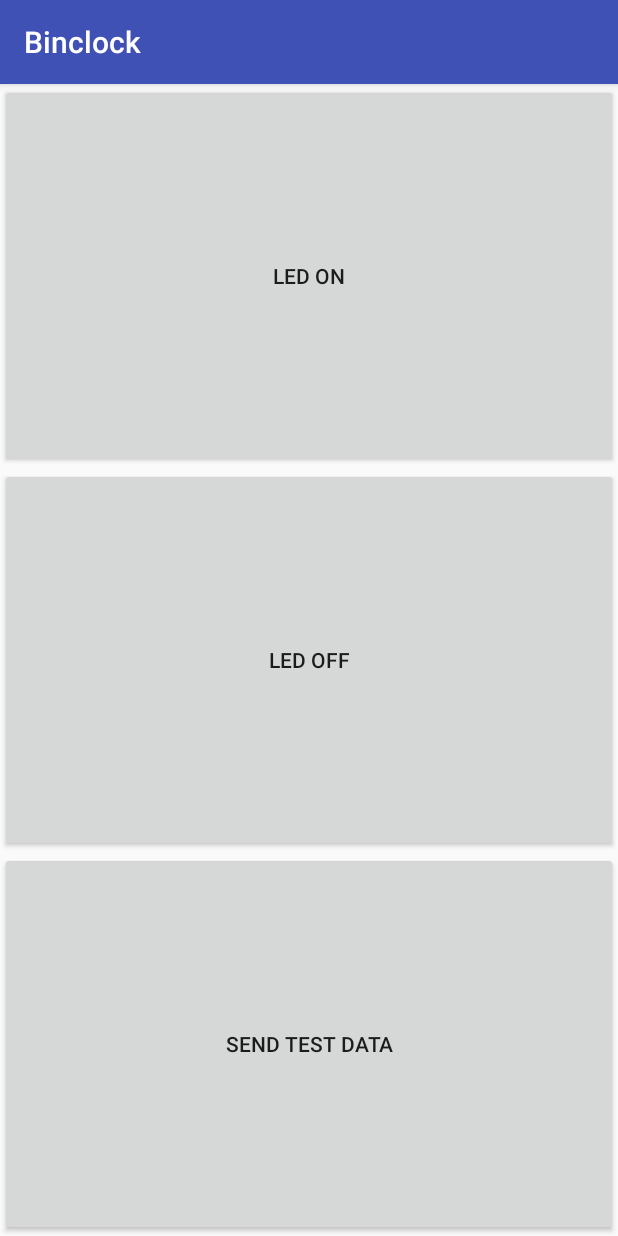
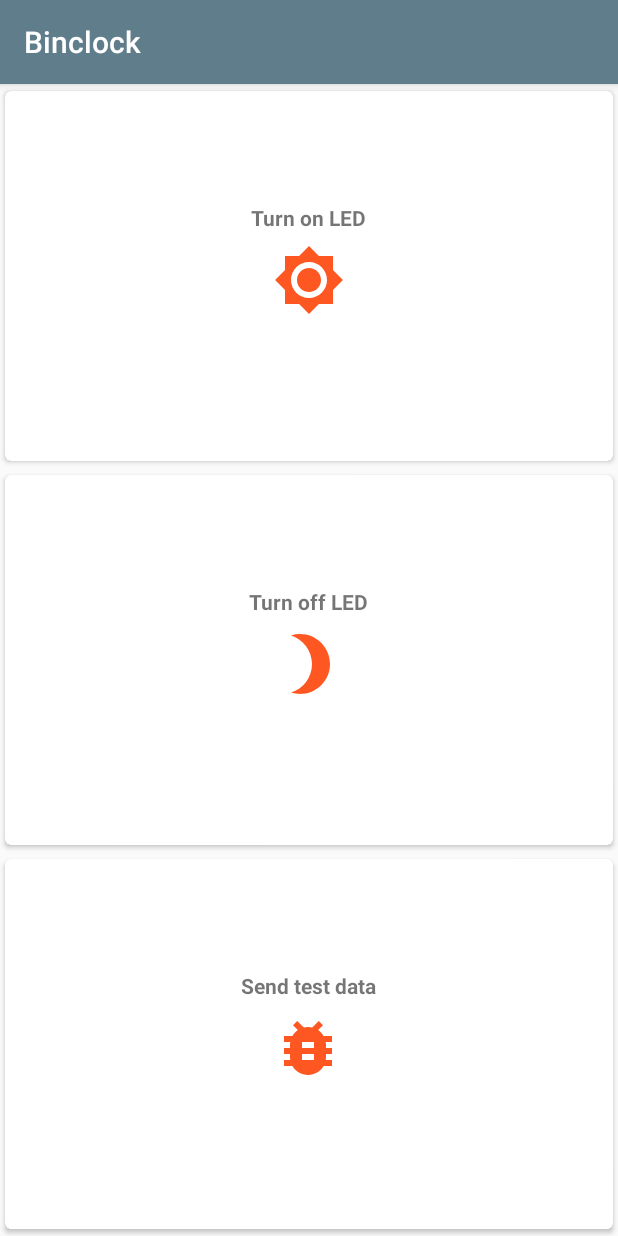
Before and after one commit to gnolle/BluetoothTest, an Android app: the screen it shows after launch (MainActivity), on a phone screen of 412 x 824 dp. Run offline under Robolectric (Android 15) with nearby library versions, the phone set to English and light mode, and no system bars.

Commit message:
Fixed ActionCard class.

```diff
--- a/app/src/main/java/com/example/jkn/bluetoothtest/ActionCard.java
+++ b/app/src/main/java/com/example/jkn/bluetoothtest/ActionCard.java
@@ -24,35 +24,28 @@ public abstract class ActionCard extends FrameLayout {
                 R.styleable.ActionCard,
                 0, 0);
 
-        try {
-            mTextTop = a.getString(R.styleable.ActionCard_textTop);
-            mTextBottom = a.getString(R.styleable.ActionCard_textBottom);
-        } finally {
-            a.recycle();
-        }
+        mTextTop = a.getString(R.styleable.ActionCard_textTop);
+        mTextBottom = a.getString(R.styleable.ActionCard_textBottom);
 
-        inflateLayout();
-        init();
+        a.recycle();
     }
 
     public void setTextTop(String textTop) {
         mTextTop = textTop;
         mTextViewTop.setText(mTextTop);
-        invalidate();
-        requestLayout();
+//        invalidate();
+//        requestLayout();
     }
 
     public void setTextBottom(String textBottom) {
         mTextBottom = textBottom;
-        mTextViewBottom.setText(mTextBottom );
-        invalidate();
-        requestLayout();
+        mTextViewBottom.setText(mTextBottom);
+//        invalidate();
+//        requestLayout();
     }
-
-    protected abstract void inflateLayout();
 
     protected void init() {
         setTextTop(mTextTop);
-        setTextBottom(mTextTop);
-    };
+        setTextBottom(mTextBottom);
+    }
 }
--- a/app/src/main/java/com/example/jkn/bluetoothtest/IconActionCard.java
+++ b/app/src/main/java/com/example/jkn/bluetoothtest/IconActionCard.java
@@ -7,6 +7,9 @@ import android.util.AttributeSet;
 import android.view.LayoutInflater;
 import android.view.View;
 import android.widget.ImageView;
+import android.widget.TextView;
+
+import org.w3c.dom.Text;
 
 /**
  * Created by jkn on 13.01.17.
@@ -27,18 +30,25 @@ public class IconActionCard extends ActionCard {
 
         mIcon = a.getDrawable(R.styleable.IconActionCard_icon);
         a.recycle();
+
+        inflateLayout();
+        init();
     }
 
-    @Override
-    protected void inflateLayout() {
-        LayoutInflater mInflater = (LayoutInflater) getContext().getSystemService(Context.LAYOUT_INFLATER_SERVICE);
-        View view = mInflater.inflate(R.layout.action_card_icon, this, true);
+    private void inflateLayout() {
+        View view = inflate(getContext(), R.layout.action_card_icon, this);
         mIconView = (ImageView) view.findViewById(R.id.display_mode_icon);
+        mTextViewTop = (TextView) view.findViewById(R.id.text_top);
+        mTextViewBottom = (TextView) view.findViewById(R.id.text_bottom);
     }
 
     @Override
     protected void init() {
         super.init();
-        mIconView.setImageDrawable(mIcon);
+        setIcon(mIcon);
+    }
+
+    public void setIcon(Drawable icon) {
+        mIconView.setImageDrawable(icon);
     }
 }
--- a/app/src/main/java/com/example/jkn/bluetoothtest/MainActivity.java
+++ b/app/src/main/java/com/example/jkn/bluetoothtest/MainActivity.java
@@ -18,7 +18,6 @@ import android.util.Log;
 import android.view.View;
 import android.widget.Button;
 
-import java.nio.charset.Charset;
 import java.util.UUID;
 
 /**
@@ -40,9 +39,9 @@ public class MainActivity extends AppCompatActivity implements BtConnectThread.B
     private BroadcastReceiver mDeviceDiscoveryReceiver;
     private BtConnectionStatus mBtConnectionStatus;
 
-    private Button onButton;
-    private Button offButton;
-    private Button testButton;
+    private IconActionCard onAction;
+    private IconActionCard offAction;
+    private IconActionCard testAction;
 
     @Override
     protected void onCreate(Bundle savedInstanceState) {
@@ -56,27 +55,27 @@ public class MainActivity extends AppCompatActivity implements BtConnectThread.B
     }
 
     private void setViewReferences() {
-        onButton = (Button) findViewById(R.id.btn_on);
-        offButton = (Button) findViewById(R.id.btn_off);
-        testButton = (Button) findViewById(R.id.btn_test_data);
+        onAction = (IconActionCard) findViewById(R.id.btn_on);
+        offAction = (IconActionCard) findViewById(R.id.btn_off);
+        testAction = (IconActionCard) findViewById(R.id.btn_test_data);
     }
 
     private void setClickListeners() {
-        onButton.setOnClickListener(new View.OnClickListener() {
+        onAction.setOnClickListener(new View.OnClickListener() {
             @Override
             public void onClick(View view) {
                 String onCommand = "on";
                 writeBtMessage(onCommand);
             }
         });
-        offButton.setOnClickListener(new View.OnClickListener() {
+        offAction.setOnClickListener(new View.OnClickListener() {
             @Override
             public void onClick(View view) {
                 String onCommand = "off";
                 writeBtMessage(onCommand);
             }
         });
-        testButton.setOnClickListener(new View.OnClickListener() {
+        testAction.setOnClickListener(new View.OnClickListener() {
             @Override
             public void onClick(View view) {
                 String onCommand = "Very long test data text. äöüß Check if separated. äüü";
--- /dev/null
+++ b/app/src/main/res/drawable/ic_debug.xml
@@ -0,0 +1,9 @@
+<vector xmlns:android="http://schemas.android.com/apk/res/android"
+        android:width="24dp"
+        android:height="24dp"
+        android:viewportWidth="24.0"
+        android:viewportHeight="24.0">
+    <path
+        android:fillColor="#FF000000"
+        android:pathData="M20,8h-2.81c-0.45,-0.78 -1.07,-1.45 -1.82,-1.96L17,4.41 15.59,3l-2.17,2.17C12.96,5.06 12.49,5 12,5c-0.49,0 -0.96,0.06 -1.41,0.17L8.41,3 7,4.41l1.62,1.63C7.88,6.55 7.26,7.22 6.81,8L4,8v2h2.09c-0.05,0.33 -0.09,0.66 -0.09,1v1L4,12v2h2v1c0,0.34 0.04,0.67 0.09,1L4,16v2h2.81c1.04,1.79 2.97,3 5.19,3s4.15,-1.21 5.19,-3L20,18v-2h-2.09c0.05,-0.33 0.09,-0.66 0.09,-1v-1h2v-2h-2v-1c0,-0.34 -0.04,-0.67 -0.09,-1L20,10L20,8zM14,16h-4v-2h4v2zM14,12h-4v-2h4v2z"/>
+</vector>
--- /dev/null
+++ b/app/src/main/res/drawable/ic_light_off.xml
@@ -0,0 +1,9 @@
+<vector xmlns:android="http://schemas.android.com/apk/res/android"
+        android:width="24dp"
+        android:height="24dp"
+        android:viewportWidth="24.0"
+        android:viewportHeight="24.0">
+    <path
+        android:fillColor="#FF000000"
+        android:pathData="M9,2c-1.05,0 -2.05,0.16 -3,0.46 4.06,1.27 7,5.06 7,9.54 0,4.48 -2.94,8.27 -7,9.54 0.95,0.3 1.95,0.46 3,0.46 5.52,0 10,-4.48 10,-10S14.52,2 9,2z"/>
+</vector>
--- /dev/null
+++ b/app/src/main/res/drawable/ic_light_on.xml
@@ -0,0 +1,9 @@
+<vector xmlns:android="http://schemas.android.com/apk/res/android"
+        android:width="24dp"
+        android:height="24dp"
+        android:viewportWidth="24.0"
+        android:viewportHeight="24.0">
+    <path
+        android:fillColor="#FF000000"
+        android:pathData="M20,8.69L20,4h-4.69L12,0.69 8.69,4L4,4v4.69L0.69,12 4,15.31L4,20h4.69L12,23.31 15.31,20L20,20v-4.69L23.31,12 20,8.69zM12,18c-3.31,0 -6,-2.69 -6,-6s2.69,-6 6,-6 6,2.69 6,6 -2.69,6 -6,6zM12,8c-2.21,0 -4,1.79 -4,4s1.79,4 4,4 4,-1.79 4,-4 -1.79,-4 -4,-4z"/>
+</vector>
--- a/app/src/main/res/layout/action_card_icon.xml
+++ b/app/src/main/res/layout/action_card_icon.xml
@@ -17,7 +17,7 @@
                 android:padding="24dp">
 
                 <TextView
-                    android:id="@+id/action_title"
+                    android:id="@+id/text_top"
                     android:layout_width="wrap_content"
                     android:layout_height="wrap_content"
                     android:layout_centerHorizontal="true"
@@ -27,13 +27,13 @@
                 <android.support.v7.widget.AppCompatImageView
                     android:id="@+id/display_mode_icon"
                     style="@style/action_card_icon_style"
-                    android:layout_below="@id/action_title"
+                    android:layout_below="@id/text_top"
                     android:layout_centerHorizontal="true"
                     android:layout_marginTop="8dp"
                     app:srcCompat="@drawable/ic_time" />
 
                 <TextView
-                    android:id="@+id/action_state"
+                    android:id="@+id/text_bottom"
                     android:layout_centerHorizontal="true"
                     android:layout_width="wrap_content"
                     android:layout_height="wrap_content"
--- a/app/src/main/res/layout/action_card_text.xml
+++ b/app/src/main/res/layout/action_card_text.xml
@@ -17,7 +17,7 @@
             android:padding="24dp">
 
             <TextView
-                android:id="@+id/action_title"
+                android:id="@+id/text_top"
                 android:layout_width="wrap_content"
                 android:layout_height="wrap_content"
                 android:layout_centerHorizontal="true"
@@ -28,7 +28,7 @@
                 android:id="@+id/action_text"
                 android:layout_width="wrap_content"
                 android:layout_height="48dp"
-                android:layout_below="@id/action_title"
+                android:layout_below="@id/text_top"
                 android:layout_centerHorizontal="true"
                 android:layout_marginTop="8dp"
                 android:gravity="center"
@@ -37,7 +37,7 @@
                 android:textSize="40sp" />
 
             <TextView
-                android:id="@+id/action_state"
+                android:id="@+id/text_bottom"
                 android:layout_width="wrap_content"
                 android:layout_height="wrap_content"
                 android:layout_below="@id/action_text"
--- a/app/src/main/res/layout/activity_main.xml
+++ b/app/src/main/res/layout/activity_main.xml
@@ -1,31 +1,35 @@
 <?xml version="1.0" encoding="utf-8"?>
 <LinearLayout xmlns:android="http://schemas.android.com/apk/res/android"
     xmlns:tools="http://schemas.android.com/tools"
+    xmlns:app="http://schemas.android.com/apk/res-auto"
     android:id="@+id/activity_main"
     android:layout_width="match_parent"
     android:layout_height="match_parent"
     android:orientation="vertical"
     tools:context="com.example.jkn.bluetoothtest.MainActivity">
 
-    <Button
+    <com.example.jkn.bluetoothtest.IconActionCard
         android:id="@+id/btn_on"
         android:layout_width="match_parent"
         android:layout_height="0dp"
-        android:layout_weight="1"
-        android:text="LED on"/>
+        app:textTop="Turn on LED"
+        app:icon="@drawable/ic_light_on"
+        android:layout_weight="1" />
 
-    <Button
+    <com.example.jkn.bluetoothtest.IconActionCard
         android:id="@+id/btn_off"
         android:layout_width="match_parent"
         android:layout_height="0dp"
-        android:layout_weight="1"
-        android:text="LED off"/>
+        app:textTop="Turn off LED"
+        app:icon="@drawable/ic_light_off"
+        android:layout_weight="1" />
 
-    <Button
+    <com.example.jkn.bluetoothtest.IconActionCard
         android:id="@+id/btn_test_data"
         android:layout_width="match_parent"
         android:layout_height="0dp"
-        android:layout_weight="1"
-        android:text="Send test data"/>
+        app:textTop="Send test data"
+        app:icon="@drawable/ic_debug"
+        android:layout_weight="1" />
 
 </LinearLayout>
--- a/app/src/main/res/values/colors.xml
+++ b/app/src/main/res/values/colors.xml
@@ -1,6 +1,6 @@
 <?xml version="1.0" encoding="utf-8"?>
 <resources>
-    <color name="colorPrimary">#3F51B5</color>
-    <color name="colorPrimaryDark">#303F9F</color>
-    <color name="colorAccent">#FF4081</color>
+    <color name="colorPrimary">#607D8B</color>
+    <color name="colorPrimaryDark">#455A64</color>
+    <color name="colorAccent">#FF5722</color>
 </resources>
--- a/build.gradle
+++ b/build.gradle
@@ -5,7 +5,7 @@ buildscript {
         jcenter()
     }
     dependencies {
-        classpath 'com.android.tools.build:gradle:2.2.2'
+        classpath 'com.android.tools.build:gradle:2.2.3'
 
         // NOTE: Do not place your application dependencies here; they belong
         // in the individual module build.gradle files
```
